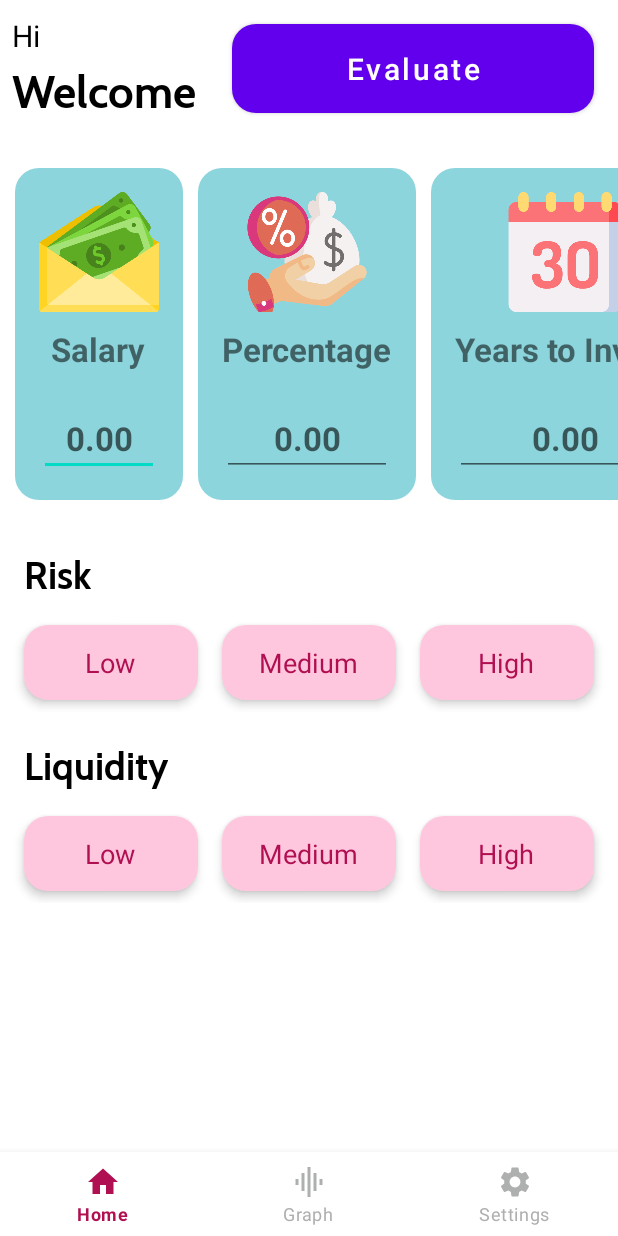
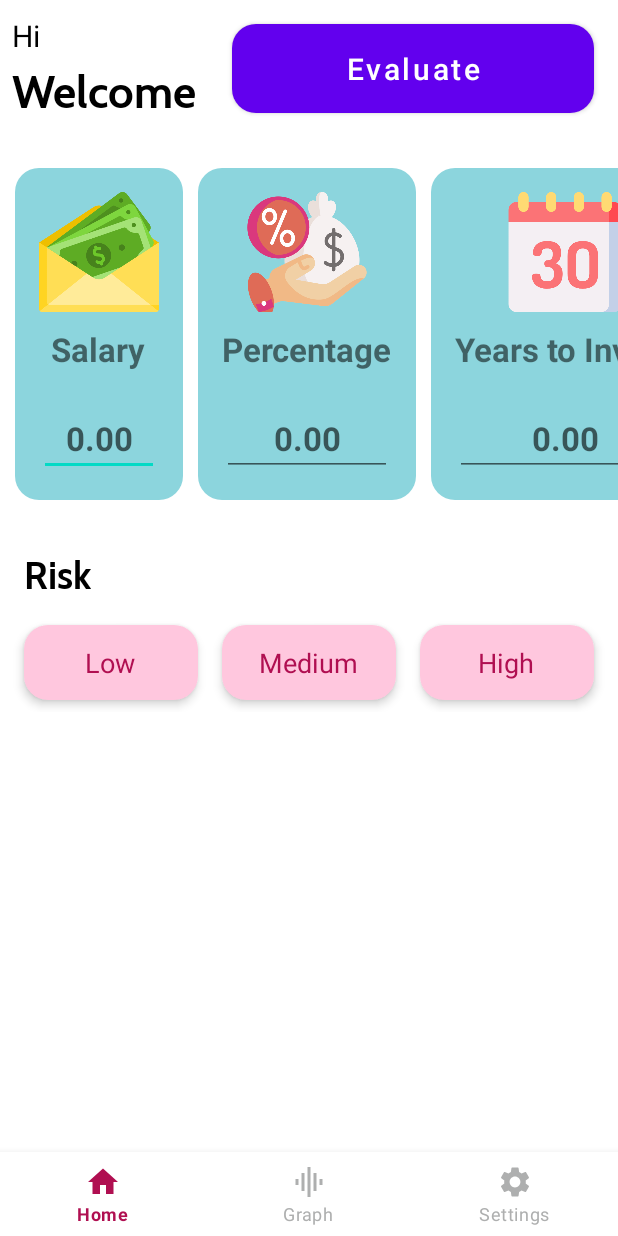
Before and after one commit to sanchi0204/FINLIT, an Android app: the screen it shows after launch (UserDetails), on a phone screen of 412 x 824 dp. Run offline under Robolectric (Android 15) with nearby library versions, the phone set to English and light mode, and no system bars.

Commit message:
Update activity_user_details.xml

```diff
--- a/AndroidApp/app/src/main/res/layout/activity_user_details.xml
+++ b/AndroidApp/app/src/main/res/layout/activity_user_details.xml
@@ -202,86 +202,86 @@
             </RadioGroup>
 
 
-            <TextView
-                android:id="@+id/liquidity_text"
-                android:layout_width="wrap_content"
-                android:layout_height="wrap_content"
-                android:layout_marginStart="@dimen/name_16"
-                android:layout_marginTop="@dimen/name_16"
-                android:drawablePadding="10dp"
-                android:gravity="center_vertical"
-                android:text="@string/liquidity"
-                android:textAllCaps="false"
-                android:textColor="@color/black"
-                android:textSize="25sp"
-                android:fontFamily="@font/cabin_bold"
-                android:textStyle="bold"
-                />
+<!--            <TextView-->
+<!--                android:id="@+id/liquidity_text"-->
+<!--                android:layout_width="wrap_content"-->
+<!--                android:layout_height="wrap_content"-->
+<!--                android:layout_marginStart="@dimen/name_16"-->
+<!--                android:layout_marginTop="@dimen/name_16"-->
+<!--                android:drawablePadding="10dp"-->
+<!--                android:gravity="center_vertical"-->
+<!--                android:text="@string/liquidity"-->
+<!--                android:textAllCaps="false"-->
+<!--                android:textColor="@color/black"-->
+<!--                android:textSize="25sp"-->
+<!--                android:fontFamily="@font/cabin_bold"-->
+<!--                android:textStyle="bold"-->
+<!--                />-->
 
-            <RadioGroup
-                android:id="@+id/liquidity_grp"
-                android:layout_width="match_parent"
-                android:layout_height="wrap_content"
-                android:layout_gravity="center_horizontal"
-                android:layout_marginStart="@dimen/margin_start"
-                android:layout_marginEnd="@dimen/margin_end"
-                android:layout_marginTop="@dimen/margin_start"
-                android:orientation="horizontal">
+<!--            <RadioGroup-->
+<!--                android:id="@+id/liquidity_grp"-->
+<!--                android:layout_width="match_parent"-->
+<!--                android:layout_height="wrap_content"-->
+<!--                android:layout_gravity="center_horizontal"-->
+<!--                android:layout_marginStart="@dimen/margin_start"-->
+<!--                android:layout_marginEnd="@dimen/margin_end"-->
+<!--                android:layout_marginTop="@dimen/margin_start"-->
+<!--                android:orientation="horizontal">-->
 
-                <RadioButton
-                    android:layout_weight="1"
-                    android:id="@+id/low_liquidity"
-                    android:layout_width="100dp"
-                    android:layout_marginBottom="@dimen/margin_start"
-                    android:layout_height="50dp"
-                    android:layout_marginStart="@dimen/margin_start"
-                    android:layout_marginTop="@dimen/margin_start"
-                    android:layout_marginEnd="@dimen/margin_end"
-                    android:background="@drawable/radio_selector"
-                    android:button="@android:color/transparent"
-                    android:elevation="4dp"
-                    android:gravity="center_horizontal|center_vertical"
-                    android:padding="@dimen/margin_start"
-                    android:text="@string/low"
-                    android:textSize="@dimen/text_size_small_18"
-                    android:textColor="@drawable/text_color" />
+<!--                <RadioButton-->
+<!--                    android:layout_weight="1"-->
+<!--                    android:id="@+id/low_liquidity"-->
+<!--                    android:layout_width="100dp"-->
+<!--                    android:layout_marginBottom="@dimen/margin_start"-->
+<!--                    android:layout_height="50dp"-->
+<!--                    android:layout_marginStart="@dimen/margin_start"-->
+<!--                    android:layout_marginTop="@dimen/margin_start"-->
+<!--                    android:layout_marginEnd="@dimen/margin_end"-->
+<!--                    android:background="@drawable/radio_selector"-->
+<!--                    android:button="@android:color/transparent"-->
+<!--                    android:elevation="4dp"-->
+<!--                    android:gravity="center_horizontal|center_vertical"-->
+<!--                    android:padding="@dimen/margin_start"-->
+<!--                    android:text="@string/low"-->
+<!--                    android:textSize="@dimen/text_size_small_18"-->
+<!--                    android:textColor="@drawable/text_color" />-->
 
-                <RadioButton
-                    android:layout_weight="1"
-                    android:id="@+id/medium_liquidity"
-                    android:layout_width="100dp"
-                    android:layout_marginBottom="@dimen/margin_start"
-                    android:layout_height="50dp"
-                    android:layout_marginStart="@dimen/margin_start"
-                    android:layout_marginTop="@dimen/margin_start"
-                    android:layout_marginEnd="@dimen/margin_end"
-                    android:background="@drawable/radio_selector"
-                    android:button="@android:color/transparent"
-                    android:elevation="4dp"
-                    android:gravity="center_horizontal|center_vertical"
-                    android:padding="@dimen/margin_start"
-                    android:text="@string/medium"
-                    android:textSize="@dimen/text_size_small_18"
-                    android:textColor="@drawable/text_color" />
+<!--                <RadioButton-->
+<!--                    android:layout_weight="1"-->
+<!--                    android:id="@+id/medium_liquidity"-->
+<!--                    android:layout_width="100dp"-->
+<!--                    android:layout_marginBottom="@dimen/margin_start"-->
+<!--                    android:layout_height="50dp"-->
+<!--                    android:layout_marginStart="@dimen/margin_start"-->
+<!--                    android:layout_marginTop="@dimen/margin_start"-->
+<!--                    android:layout_marginEnd="@dimen/margin_end"-->
+<!--                    android:background="@drawable/radio_selector"-->
+<!--                    android:button="@android:color/transparent"-->
+<!--                    android:elevation="4dp"-->
+<!--                    android:gravity="center_horizontal|center_vertical"-->
+<!--                    android:padding="@dimen/margin_start"-->
+<!--                    android:text="@string/medium"-->
+<!--                    android:textSize="@dimen/text_size_small_18"-->
+<!--                    android:textColor="@drawable/text_color" />-->
 
-                <RadioButton
-                    android:layout_weight="1"
-                    android:id="@+id/high_liquidity"
-                    android:layout_width="100dp"
-                    android:layout_marginBottom="@dimen/margin_start"
-                    android:layout_height="50dp"
-                    android:layout_marginStart="@dimen/margin_start"
-                    android:layout_marginTop="@dimen/margin_start"
-                    android:layout_marginEnd="@dimen/margin_end"
-                    android:background="@drawable/radio_selector"
-                    android:button="@android:color/transparent"
-                    android:elevation="4dp"
-                    android:gravity="center_horizontal|center_vertical"
-                    android:padding="@dimen/margin_start"
-                    android:text="@string/high"
-                    android:textSize="@dimen/text_size_small_18"
-                    android:textColor="@drawable/text_color" />
-            </RadioGroup>
+<!--                <RadioButton-->
+<!--                    android:layout_weight="1"-->
+<!--                    android:id="@+id/high_liquidity"-->
+<!--                    android:layout_width="100dp"-->
+<!--                    android:layout_marginBottom="@dimen/margin_start"-->
+<!--                    android:layout_height="50dp"-->
+<!--                    android:layout_marginStart="@dimen/margin_start"-->
+<!--                    android:layout_marginTop="@dimen/margin_start"-->
+<!--                    android:layout_marginEnd="@dimen/margin_end"-->
+<!--                    android:background="@drawable/radio_selector"-->
+<!--                    android:button="@android:color/transparent"-->
+<!--                    android:elevation="4dp"-->
+<!--                    android:gravity="center_horizontal|center_vertical"-->
+<!--                    android:padding="@dimen/margin_start"-->
+<!--                    android:text="@string/high"-->
+<!--                    android:textSize="@dimen/text_size_small_18"-->
+<!--                    android:textColor="@drawable/text_color" />-->
+<!--            </RadioGroup>-->
 
 
         </LinearLayout>
```
